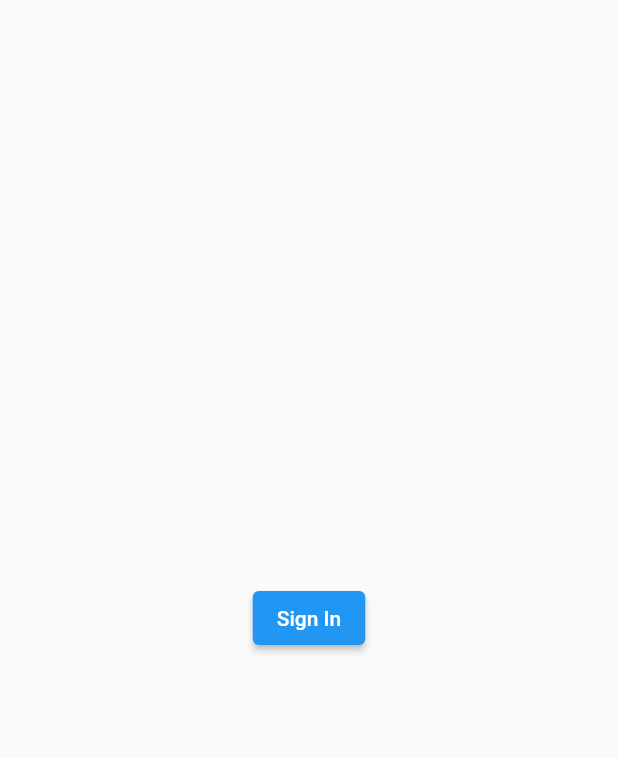
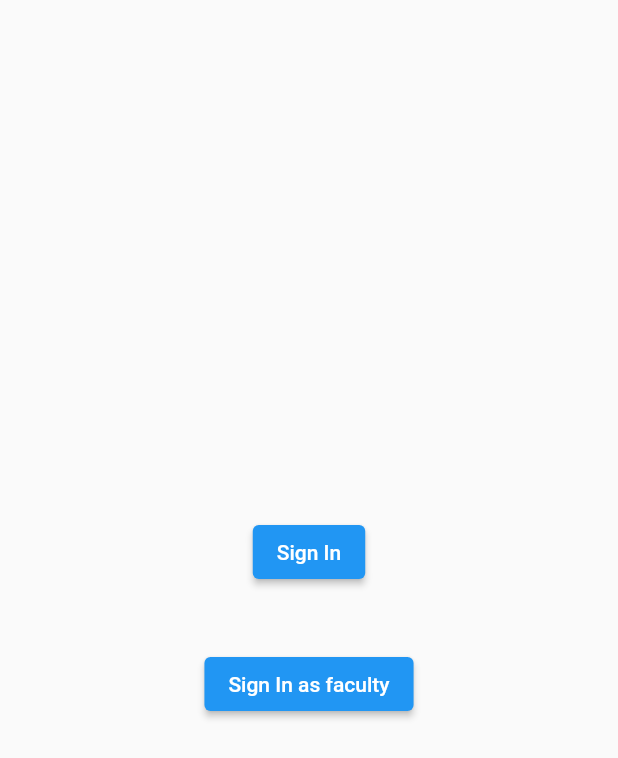
Before and after one commit to thecodepapaya/fase, a Flutter app: the screen it shows after launch, on a phone screen of 412 x 824 dp. Shown: the top 758 px of the screen. Run offline on Flutter 3.47's test engine with Material 2 defaults, Android fonts, the phone set to English and light mode, and no system bars; our stand-ins replace connectivity, device_info, firebase_auth, firebase_core, firebase_crashlytics, flutter_secure_storage and 4 more; missing offline and left inert: firebase_performance, wifi_info_flutter; accounts and stored records are empty; statements that could not run were skipped.

Commit message:
Add drawer and button to login as faculty

```diff
--- a/lib/string_resource.dart
+++ b/lib/string_resource.dart
@@ -92,8 +92,10 @@ class StringResources {
   // static const String name = "";
 
   static const String addEditCourse = "Add/Edit a course";
-  // static const String name = "";
-  // static const String name = "";
+  static const String courseCode = "Course Code";
+  static const String courseName = "Course Name";
+
+  static const String deviceInfo = "Device Info";
   // static const String name = "";
   // static const String name = "";
 }
--- a/lib/ui/sign_in_handler.dart
+++ b/lib/ui/sign_in_handler.dart
@@ -1,4 +1,3 @@
-import 'package:fase/globals.dart';
 import 'package:fase/string_resource.dart';
 import 'package:fase/ui/home_page.dart';
 import 'package:fase/ui/loading_screen.dart';
@@ -24,9 +23,9 @@ class SignInHandler extends StatelessWidget {
             // print("email: ${snapshot.data.email}");
             // print("uid: ${snapshot.data.uid}");
             if (snapshot.data.email.endsWith(StringResources.emailDomain)) {
-              //TODO: uncomment false value with validation
+              //TODO: add email validation for faculty and student
               // Globals.isFaculty = false;
-              Globals.isFaculty = true;
+              // Globals.isFaculty = true;
               return HomePage();
             } else {
               return NotIIITVEmail();
--- a/lib/ui/sign_in_screen.dart
+++ b/lib/ui/sign_in_screen.dart
@@ -1,3 +1,4 @@
+import 'package:fase/globals.dart';
 import 'package:fase/string_resource.dart';
 import 'package:fase/utils/google_sign_in.dart';
 import 'package:flutter/material.dart';
@@ -9,11 +10,26 @@ class SignInScreen extends StatelessWidget {
   Widget build(BuildContext context) {
     return Scaffold(
       body: Center(
-        child: ElevatedButton(
-          child: Text(StringResources.signIn),
-          onPressed: () {
-            signInWithGoogle();
-          },
+        child: Column(
+          mainAxisAlignment: MainAxisAlignment.center,
+          children: [
+            ElevatedButton(
+              child: Text(StringResources.signIn),
+              onPressed: () {
+                Globals.isFaculty = false;
+                signInWithGoogle();
+              },
+            ),
+            //TODO this button must be removed
+            SizedBox(height: 40),
+            ElevatedButton(
+              child: Text(StringResources.signIn + ' as faculty'),
+              onPressed: () {
+                Globals.isFaculty = true;
+                signInWithGoogle();
+              },
+            ),
+          ],
         ),
       ),
     );
```
Also changed, not shown: lib/ui/course_editpage.dart (+9 -10 lines), lib/ui/drawer.dart (added, +39 -0 lines), lib/ui/home_page.dart (+10 -8 lines).
